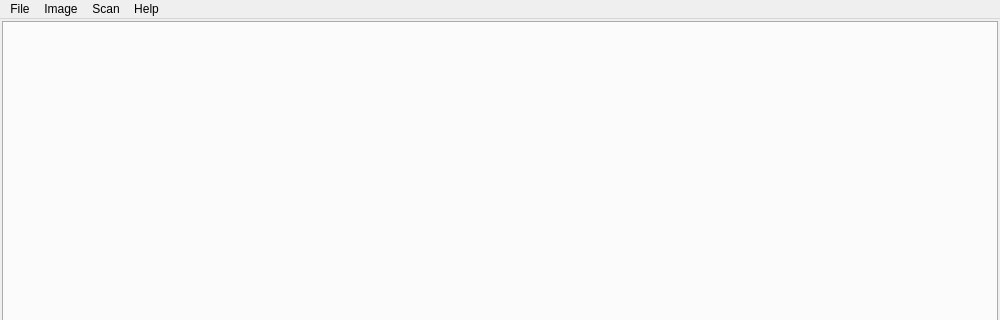
First picture: the form in devel/displot.ui, repository bjstarosta/displot, before the edit; both pictures show x 0 to 1000 and y 0 to 320 of the 1000 by 700 pixel window.
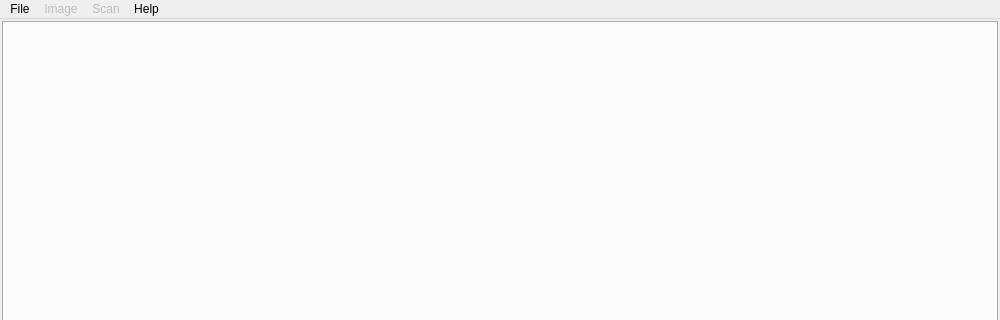
Second picture: the form after the edit.

Commit message: work on minimap + layout issues

Patch:
```diff
--- a/devel/displot.ui
+++ b/devel/displot.ui
@@ -78,7 +78,7 @@
      <x>0</x>
      <y>0</y>
      <width>1000</width>
-     <height>23</height>
+     <height>22</height>
     </rect>
    </property>
    <widget class="QMenu" name="menuFile">
@@ -99,12 +99,18 @@
     <addaction name="actionAbout"/>
    </widget>
    <widget class="QMenu" name="menuScan">
+    <property name="enabled">
+     <bool>false</bool>
+    </property>
     <property name="title">
      <string>Scan</string>
     </property>
     <addaction name="actionQuick_scan"/>
    </widget>
    <widget class="QMenu" name="menuImage">
+    <property name="enabled">
+     <bool>false</bool>
+    </property>
     <property name="title">
      <string>Image</string>
     </property>
```
Left out of the diff: 3 changed lines with no effect on the pictures. The commit also changes 7 other files.
